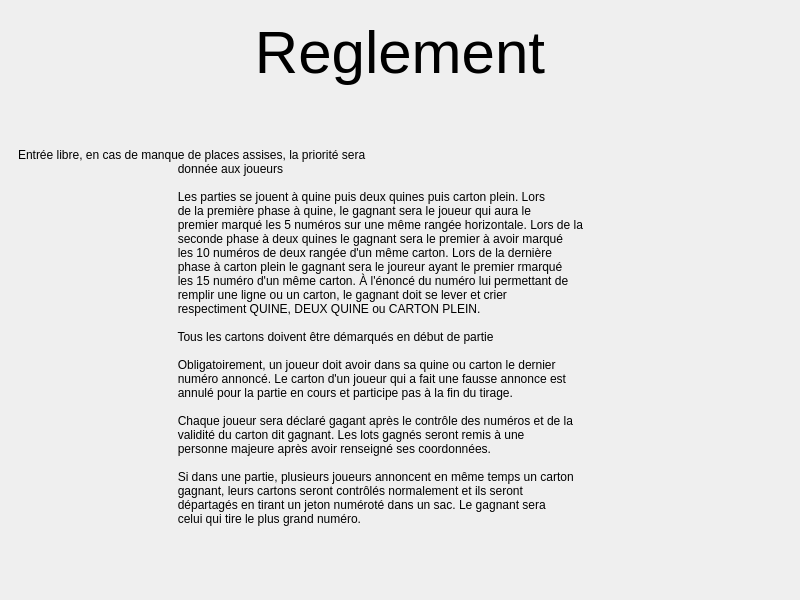
Above: sources/gui/ui/DisplayWindow.ui from Silmaen/EvenementLoto before the change. Below: the same form after it.
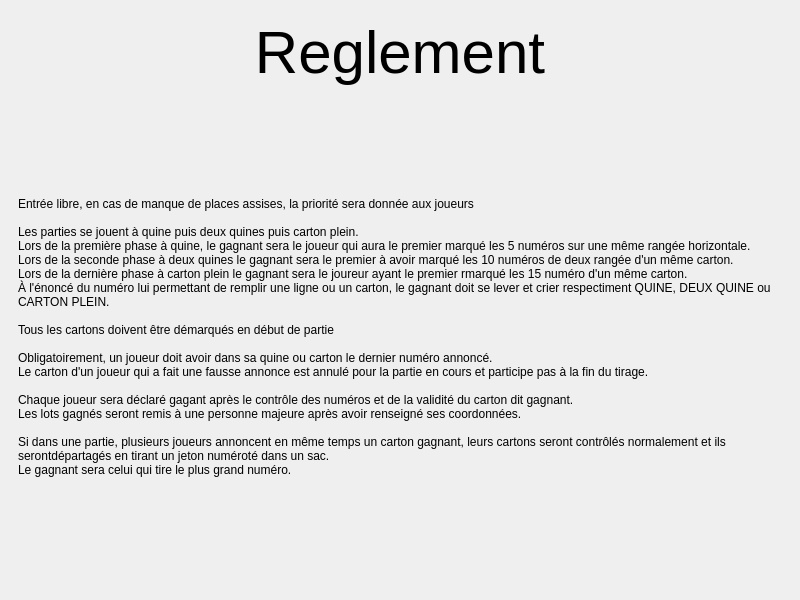
That is the form after the change. The open tabs and pages were chosen to show the change.

Commit message:
Mauvais formattage des pages UI
Mauvais formattage des pages UI

Mauvais formattage des pages UI

What changed in the file:
```diff
--- a/sources/gui/ui/DisplayWindow.ui
+++ b/sources/gui/ui/DisplayWindow.ui
@@ -1190,33 +1190,24 @@
                                             </sizepolicy>
                                         </property>
                                         <property name="text">
-                                            <string>Entrée libre, en cas de manque de places assises, la priorité sera
-                                                donnée aux joueurs
+           <string>Entrée libre, en cas de manque de places assises, la priorité sera donnée aux joueurs
 
-                                                Les parties se jouent à quine puis deux quines puis carton plein. Lors
-                                                de la première phase à quine, le gagnant sera le joueur qui aura le
-                                                premier marqué les 5 numéros sur une même rangée horizontale. Lors de la
-                                                seconde phase à deux quines le gagnant sera le premier à avoir marqué
-                                                les 10 numéros de deux rangée d'un même carton. Lors de la dernière
-                                                phase à carton plein le gagnant sera le joureur ayant le premier rmarqué
-                                                les 15 numéro d'un même carton. À l'énoncé du numéro lui permettant de
-                                                remplir une ligne ou un carton, le gagnant doit se lever et crier
-                                                respectiment QUINE, DEUX QUINE ou CARTON PLEIN.
+Les parties se jouent à quine puis deux quines puis carton plein.
+Lors de la première phase à quine, le gagnant sera le joueur qui aura le premier marqué les 5 numéros sur une même rangée horizontale.
+Lors de la seconde phase à deux quines le gagnant sera le premier à avoir marqué les 10 numéros de deux rangée d'un même carton.
+Lors de la dernière phase à carton plein le gagnant sera le joureur ayant le premier rmarqué les 15 numéro d'un même carton.
+À l'énoncé du numéro lui permettant de remplir une ligne ou un carton, le gagnant doit se lever et crier respectiment QUINE, DEUX QUINE ou CARTON PLEIN.
 
-                                                Tous les cartons doivent être démarqués en début de partie
+Tous les cartons doivent être démarqués en début de partie
 
-                                                Obligatoirement, un joueur doit avoir dans sa quine ou carton le dernier
-                                                numéro annoncé. Le carton d'un joueur qui a fait une fausse annonce est
-                                                annulé pour la partie en cours et participe pas à la fin du tirage.
+Obligatoirement, un joueur doit avoir dans sa quine ou carton le dernier numéro annoncé.
+Le carton d'un joueur qui a fait une fausse annonce est annulé pour la partie en cours et participe pas à la fin du tirage.
 
-                                                Chaque joueur sera déclaré gagant après le contrôle des numéros et de la
-                                                validité du carton dit gagnant. Les lots gagnés seront remis à une
-                                                personne majeure après avoir renseigné ses coordonnées.
+Chaque joueur sera déclaré gagant après le contrôle des numéros et de la validité du carton dit gagnant.
+Les lots gagnés seront remis à une personne majeure après avoir renseigné ses coordonnées.
 
-                                                Si dans une partie, plusieurs joueurs annoncent en même temps un carton
-                                                gagnant, leurs cartons seront contrôlés normalement et ils seront
-                                                départagés en tirant un jeton numéroté dans un sac. Le gagnant sera
-                                                celui qui tire le plus grand numéro.
+Si dans une partie, plusieurs joueurs annoncent en même temps un carton gagnant, leurs cartons seront contrôlés normalement et ils serontdépartagés en tirant un jeton numéroté dans un sac.
+Le gagnant sera celui qui tire le plus grand numéro.
                                             </string>
                                         </property>
                                         <property name="scaledContents">
```
Left out of the diff: 54 changed lines with no effect on the pictures. Lines whose indentation alone changed are shown as unchanged. The commit also changes 1 other file.
